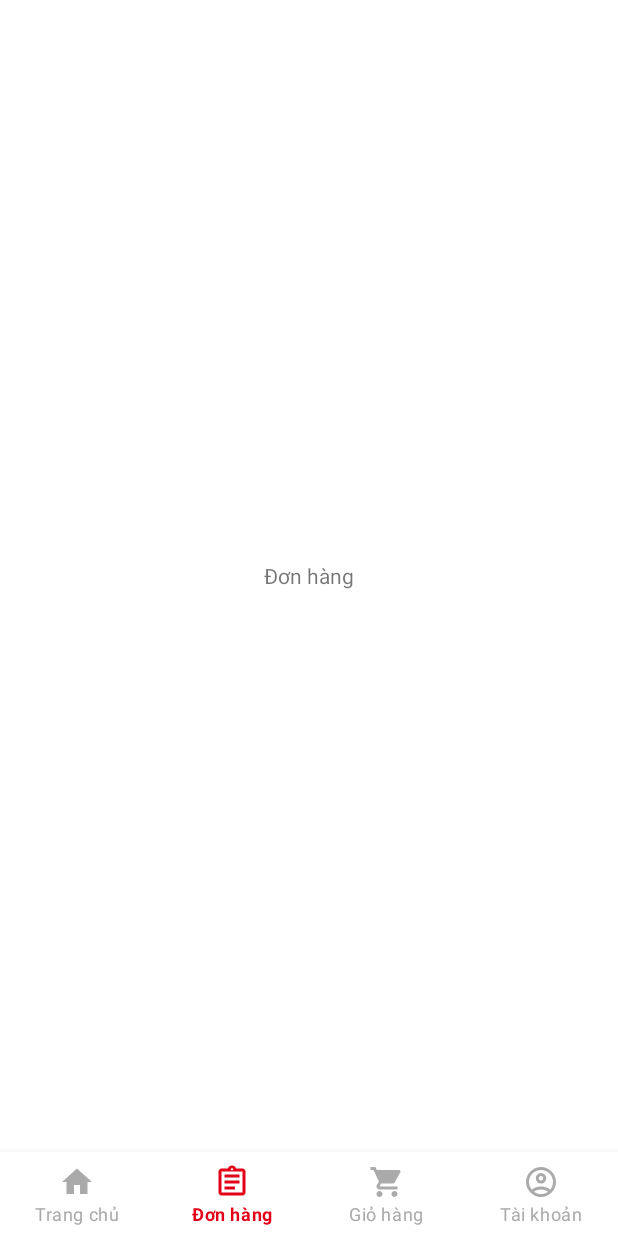
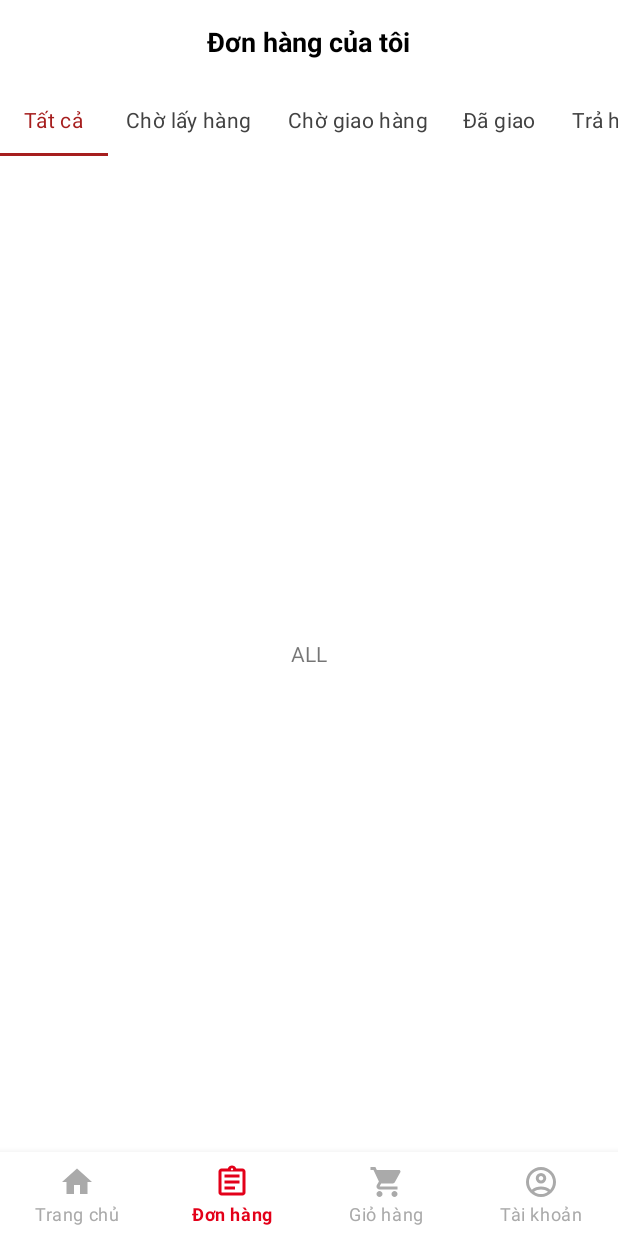
Before and after one commit to taivippro123/kibo, an Android app: the MainActivity screen opened directly, with no data from a screen before it, item 2 of the bottom bar chosen, on a phone screen of 412 x 824 dp. Run offline under Robolectric (Android 15) with nearby library versions, the phone set to English and light mode, and no system bars; pictures from the network do not load; 2 statements that could not run were skipped.

Commit message:
add tab indicator in order screen

```diff
--- a/app/src/main/java/com/example/kibo/MainActivity.java
+++ b/app/src/main/java/com/example/kibo/MainActivity.java
@@ -73,6 +73,11 @@ public class MainActivity extends AppCompatActivity {
                 }
 
                 if (selected != null) {
+                    // Avoid replacing with the same fragment instance to prevent crashes
+                    Fragment current = getSupportFragmentManager().findFragmentById(R.id.frame_container);
+                    if (current != null && current.getClass().equals(selected.getClass())) {
+                        return true; // already showing
+                    }
                     loadFragment(selected);
                     return true;
                 }
--- a/app/src/main/java/com/example/kibo/ui/OrdersFragment.java
+++ b/app/src/main/java/com/example/kibo/ui/OrdersFragment.java
@@ -2,15 +2,58 @@ package com.example.kibo.ui;
 
 import android.os.Bundle;
 import androidx.fragment.app.Fragment;
+import androidx.annotation.NonNull;
+import androidx.annotation.Nullable;
 import android.view.LayoutInflater;
 import android.view.View;
 import android.view.ViewGroup;
 import com.example.kibo.R;
+import com.google.android.material.tabs.TabLayout;
+import com.google.android.material.tabs.TabLayoutMediator;
+import androidx.viewpager2.widget.ViewPager2;
 
 public class OrdersFragment extends Fragment {
+    private static final String[] TAB_TITLES = new String[]{
+            "Tất cả", "Chờ lấy hàng", "Chờ giao hàng", "Đã giao", "Trả hàng", "Đã hủy"
+    };
+
+    private ViewPager2 viewPager;
+    private TabLayout tabLayout;
+    private TabLayoutMediator tabMediator;
+
     @Override
     public View onCreateView(LayoutInflater inflater, ViewGroup container,
                              Bundle savedInstanceState) {
         return inflater.inflate(R.layout.fragment_orders, container, false);
     }
+
+    @Override
+    public void onViewCreated(@NonNull View view, @Nullable Bundle savedInstanceState) {
+        super.onViewCreated(view, savedInstanceState);
+
+        tabLayout = view.findViewById(R.id.tab_layout);
+        viewPager = view.findViewById(R.id.view_pager);
+
+        // Disable state restoration to avoid ViewPager2 restoring stale fragment keys
+        viewPager.setSaveEnabled(false);
+
+        // Setup adapter
+        viewPager.setAdapter(new OrdersPagerAdapter(this));
+
+        // Attach tabs
+        tabMediator = new TabLayoutMediator(tabLayout, viewPager,
+                (tab, position) -> tab.setText(TAB_TITLES[position]));
+        tabMediator.attach();
+    }
+
+    @Override
+    public void onDestroyView() {
+        if (tabMediator != null) {
+            tabMediator.detach();
+            tabMediator = null;
+        }
+        viewPager = null;
+        tabLayout = null;
+        super.onDestroyView();
+    }
 }
--- /dev/null
+++ b/app/src/main/java/com/example/kibo/ui/OrdersPagerAdapter.java
@@ -0,0 +1,48 @@
+package com.example.kibo.ui;
+
+import androidx.annotation.NonNull;
+import androidx.fragment.app.Fragment;
+import androidx.viewpager2.adapter.FragmentStateAdapter;
+
+public class OrdersPagerAdapter extends FragmentStateAdapter {
+    private static final int TAB_COUNT = 6;
+    private static final long[] STABLE_IDS = new long[]{0,1,2,3,4,5};
+
+    public OrdersPagerAdapter(@NonNull Fragment fragment) {
+        super(fragment);
+    }
+
+    @NonNull
+    @Override
+    public Fragment createFragment(int position) {
+        // Map each tab to a simple list fragment filtered by status
+        switch (position) {
+            case 0: return OrdersStatusFragment.newInstance("ALL");
+            case 1: return OrdersStatusFragment.newInstance("READY_TO_PICK");
+            case 2: return OrdersStatusFragment.newInstance("DELIVERING");
+            case 3: return OrdersStatusFragment.newInstance("DELIVERED");
+            case 4: return OrdersStatusFragment.newInstance("RETURNED");
+            case 5: return OrdersStatusFragment.newInstance("CANCELLED");
+            default: return OrdersStatusFragment.newInstance("ALL");
+        }
+    }
+
+    @Override
+    public int getItemCount() {
+        return TAB_COUNT;
+    }
+
+    // Provide stable IDs so ViewPager2/FragmentStateAdapter can restore state safely
+    @Override
+    public long getItemId(int position) {
+        return STABLE_IDS[position];
+    }
+
+    @Override
+    public boolean containsItem(long itemId) {
+        for (long id : STABLE_IDS) {
+            if (id == itemId) return true;
+        }
+        return false;
+    }
+}
--- /dev/null
+++ b/app/src/main/java/com/example/kibo/ui/OrdersStatusFragment.java
@@ -0,0 +1,33 @@
+package com.example.kibo.ui;
+
+import android.os.Bundle;
+import androidx.annotation.NonNull;
+import androidx.annotation.Nullable;
+import androidx.fragment.app.Fragment;
+import android.view.LayoutInflater;
+import android.view.View;
+import android.view.ViewGroup;
+import android.widget.TextView;
+import com.example.kibo.R;
+
+public class OrdersStatusFragment extends Fragment {
+    private static final String ARG_STATUS = "status";
+
+    public static OrdersStatusFragment newInstance(String status) {
+        OrdersStatusFragment fragment = new OrdersStatusFragment();
+        Bundle args = new Bundle();
+        args.putString(ARG_STATUS, status);
+        fragment.setArguments(args);
+        return fragment;
+    }
+
+    @Nullable
+    @Override
+    public View onCreateView(@NonNull LayoutInflater inflater, @Nullable ViewGroup container, @Nullable Bundle savedInstanceState) {
+        View root = inflater.inflate(R.layout.fragment_orders_status, container, false);
+        String status = getArguments() != null ? getArguments().getString(ARG_STATUS, "ALL") : "ALL";
+        TextView tv = root.findViewById(R.id.tv_placeholder);
+        tv.setText(status);
+        return root;
+    }
+}
--- a/app/src/main/res/layout/activity_product_detail.xml
+++ b/app/src/main/res/layout/activity_product_detail.xml
@@ -5,6 +5,7 @@
     android:id="@+id/root_coordinator"
     android:layout_width="match_parent"
     android:layout_height="match_parent"
+    android:fitsSystemWindows="true"
     android:background="@color/white">
 
     <!-- Loading overlay (Activity dùng loading_layout) -->
--- a/app/src/main/res/layout/fragment_orders.xml
+++ b/app/src/main/res/layout/fragment_orders.xml
@@ -1,15 +1,46 @@
 <?xml version="1.0" encoding="utf-8"?>
 <LinearLayout xmlns:android="http://schemas.android.com/apk/res/android"
-    android:orientation="vertical"
-    android:gravity="center"
+    xmlns:app="http://schemas.android.com/apk/res-auto"
     android:layout_width="match_parent"
-    android:layout_height="match_parent">
+    android:layout_height="match_parent"
+    android:orientation="vertical">
 
-    <TextView
+    <!-- Header with back button and title -->
+    <RelativeLayout
+        android:id="@+id/header_orders"
         android:layout_width="match_parent"
-        android:layout_height="match_parent"
-        android:gravity="center"
-        android:text="Đơn hàng" />
+        android:layout_height="56dp"
+        android:paddingStart="12dp"
+        android:paddingEnd="12dp"
+        android:gravity="center_vertical">
 
+        <TextView
+            android:id="@+id/tv_title"
+            android:layout_width="wrap_content"
+            android:layout_height="wrap_content"
+            android:layout_centerInParent="true"
+            android:text="Đơn hàng của tôi"
+            android:textColor="@color/black"
+            android:textSize="18sp"
+            android:textStyle="bold" />
+    </RelativeLayout>
+
+    <!-- Tabs -->
+    <com.google.android.material.tabs.TabLayout
+        android:id="@+id/tab_layout"
+        android:layout_width="match_parent"
+        android:layout_height="wrap_content"
+        app:tabMode="scrollable"
+        app:tabTextAppearance="@style/TextAppearance.Kibo.Tab"
+        app:tabIndicatorColor="@color/red_dark"
+        app:tabSelectedTextColor="@color/red_dark"
+        app:tabTextColor="@color/gray_dark" />
+
+    <!-- Pager -->
+    <androidx.viewpager2.widget.ViewPager2
+        android:id="@+id/view_pager"
+        android:layout_width="match_parent"
+        android:layout_height="0dp"
+        android:layout_weight="1" />
 
 </LinearLayout>
--- /dev/null
+++ b/app/src/main/res/layout/fragment_orders_status.xml
@@ -0,0 +1,13 @@
+<?xml version="1.0" encoding="utf-8"?>
+<FrameLayout xmlns:android="http://schemas.android.com/apk/res/android"
+    android:layout_width="match_parent"
+    android:layout_height="match_parent">
+
+    <TextView
+        android:id="@+id/tv_placeholder"
+        android:layout_width="wrap_content"
+        android:layout_height="wrap_content"
+        android:layout_gravity="center"
+        android:text="ALL" />
+
+</FrameLayout>
--- /dev/null
+++ b/app/src/main/res/values/styles.xml
@@ -0,0 +1,6 @@
+<resources>
+    <!-- Prevent TabLayout from forcing ALL CAPS -->
+    <style name="TextAppearance.Kibo.Tab" parent="TextAppearance.MaterialComponents.Body2">
+        <item name="textAllCaps">false</item>
+    </style>
+</resources>
```
